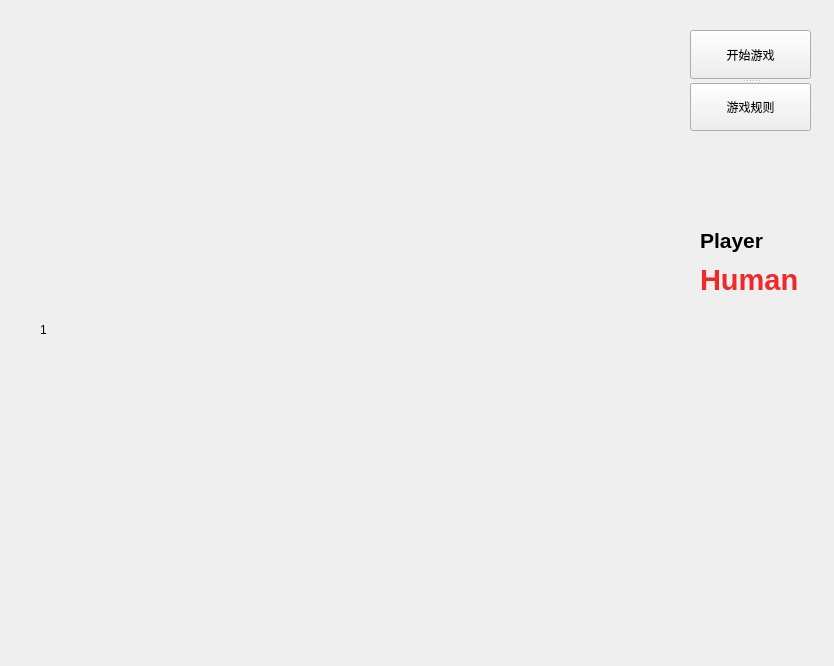
The window that src/robot_control/robot_moveit_control/scripts/UI/chessGameWindows.ui (Aki-zel/robot_arm_moveit) describes before a commit, drawn with Qt 5.
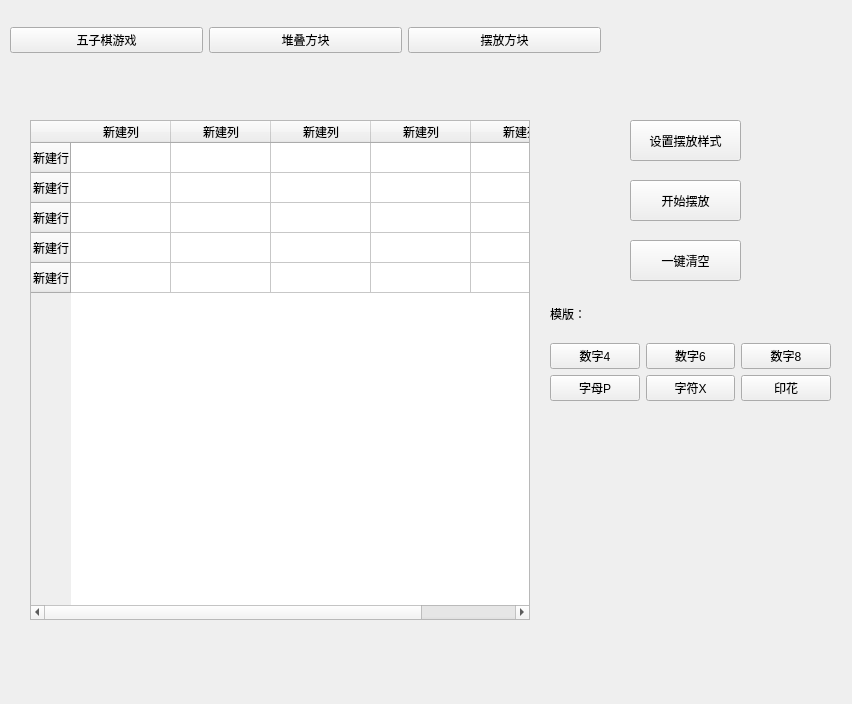
The same window after the commit. The open tabs and pages were chosen to show the change. Custom widgets are drawn as their Qt base class.

The edit to the form file:
```diff
--- a/src/robot_control/robot_moveit_control/scripts/UI/chessGameWindows.ui
+++ b/src/robot_control/robot_moveit_control/scripts/UI/chessGameWindows.ui
@@ -6,74 +6,485 @@
    <rect>
     <x>0</x>
     <y>0</y>
-    <width>834</width>
-    <height>666</height>
+    <width>852</width>
+    <height>704</height>
    </rect>
   </property>
   <property name="windowTitle">
    <string>Form</string>
   </property>
-  <widget class="ImageLabel" name="imageLabel">
+  <widget class="QStackedWidget" name="stackedWidget">
    <property name="geometry">
     <rect>
-     <x>40</x>
-     <y>30</y>
-     <width>600</width>
-     <height>600</height>
+     <x>10</x>
+     <y>50</y>
+     <width>881</width>
+     <height>641</height>
     </rect>
    </property>
-   <property name="text">
-    <string>1</string>
+   <property name="currentIndex">
+    <number>0</number>
    </property>
-  </widget>
-  <widget class="QSplitter" name="splitter_2">
-   <property name="geometry">
-    <rect>
-     <x>690</x>
-     <y>30</y>
-     <width>121</width>
-     <height>101</height>
-    </rect>
-   </property>
-   <property name="orientation">
-    <enum>Qt::Vertical</enum>
-   </property>
-   <widget class="PushButton" name="startButton">
-    <property name="text">
-     <string>开始游戏</string>
-    </property>
+   <widget class="QWidget" name="page">
+    <widget class="BodyLabel" name="label">
+     <property name="geometry">
+      <rect>
+       <x>670</x>
+       <y>220</y>
+       <width>71</width>
+       <height>41</height>
+      </rect>
+     </property>
+     <property name="text">
+      <string>&lt;html&gt;&lt;head/&gt;&lt;body&gt;&lt;p&gt;&lt;span style=&quot; font-size:16pt; font-weight:600;&quot;&gt;Player&lt;/span&gt;&lt;/p&gt;&lt;/body&gt;&lt;/html&gt;</string>
+     </property>
+    </widget>
+    <widget class="ImageLabel" name="imageLabel">
+     <property name="geometry">
+      <rect>
+       <x>10</x>
+       <y>30</y>
+       <width>600</width>
+       <height>600</height>
+      </rect>
+     </property>
+     <property name="text">
+      <string>1</string>
+     </property>
+    </widget>
+    <widget class="QSplitter" name="splitter_2">
+     <property name="geometry">
+      <rect>
+       <x>660</x>
+       <y>30</y>
+       <width>121</width>
+       <height>101</height>
+      </rect>
+     </property>
+     <property name="orientation">
+      <enum>Qt::Vertical</enum>
+     </property>
+     <widget class="PushButton" name="startButton">
+      <property name="text">
+       <string>开始游戏</string>
+      </property>
+     </widget>
+     <widget class="TransparentPushButton" name="ruleButton">
+      <property name="text">
+       <string>游戏规则</string>
+      </property>
+     </widget>
+    </widget>
+    <widget class="BodyLabel" name="playerName">
+     <property name="geometry">
+      <rect>
+       <x>670</x>
+       <y>260</y>
+       <width>101</width>
+       <height>41</height>
+      </rect>
+     </property>
+     <property name="text">
+      <string>&lt;html&gt;&lt;head/&gt;&lt;body&gt;&lt;p&gt;&lt;span style=&quot; font-size:22pt; font-weight:600; color:#ef2929;&quot;&gt;Human&lt;/span&gt;&lt;/p&gt;&lt;/body&gt;&lt;/html&gt;</string>
+     </property>
+    </widget>
+    <widget class="PushButton" name="stopbutton">
+     <property name="geometry">
+      <rect>
+       <x>660</x>
+       <y>140</y>
+       <width>121</width>
+       <height>49</height>
+      </rect>
+     </property>
+     <property name="text">
+      <string>结束游戏</string>
+     </property>
+    </widget>
    </widget>
-   <widget class="TransparentPushButton" name="ruleButton">
-    <property name="text">
-     <string>游戏规则</string>
-    </property>
+   <widget class="QWidget" name="page_2">
+    <widget class="QTableWidget" name="game2_table">
+     <property name="geometry">
+      <rect>
+       <x>20</x>
+       <y>70</y>
+       <width>500</width>
+       <height>500</height>
+      </rect>
+     </property>
+     <row>
+      <property name="text">
+       <string>新建行</string>
+      </property>
+     </row>
+     <row>
+      <property name="text">
+       <string>新建行</string>
+      </property>
+     </row>
+     <row>
+      <property name="text">
+       <string>新建行</string>
+      </property>
+     </row>
+     <row>
+      <property name="text">
+       <string>新建行</string>
+      </property>
+     </row>
+     <row>
+      <property name="text">
+       <string>新建行</string>
+      </property>
+     </row>
+     <column>
+      <property name="text">
+       <string>新建列</string>
+      </property>
+     </column>
+     <column>
+      <property name="text">
+       <string>新建列</string>
+      </property>
+     </column>
+     <column>
+      <property name="text">
+       <string>新建列</string>
+      </property>
+     </column>
+     <column>
+      <property name="text">
+       <string>新建列</string>
+      </property>
+     </column>
+     <column>
+      <property name="text">
+       <string>新建列</string>
+      </property>
+     </column>
+    </widget>
+    <widget class="PushButton" name="game2_setButton">
+     <property name="geometry">
+      <rect>
+       <x>620</x>
+       <y>70</y>
+       <width>111</width>
+       <height>41</height>
+      </rect>
+     </property>
+     <property name="text">
+      <string>设置堆叠样式</string>
+     </property>
+    </widget>
+    <widget class="PushButton" name="game2_setButton_2">
+     <property name="geometry">
+      <rect>
+       <x>620</x>
+       <y>130</y>
+       <width>111</width>
+       <height>41</height>
+      </rect>
+     </property>
+     <property name="text">
+      <string>开始堆叠</string>
+     </property>
+    </widget>
+    <widget class="QLabel" name="game2_imageBox">
+     <property name="geometry">
+      <rect>
+       <x>550</x>
+       <y>350</y>
+       <width>250</width>
+       <height>250</height>
+      </rect>
+     </property>
+     <property name="text">
+      <string/>
+     </property>
+    </widget>
+    <widget class="PushButton" name="game2_setButton_3">
+     <property name="geometry">
+      <rect>
+       <x>620</x>
+       <y>190</y>
+       <width>111</width>
+       <height>41</height>
+      </rect>
+     </property>
+     <property name="text">
+      <string>一键清空</string>
+     </property>
+    </widget>
+    <widget class="QWidget" name="">
+     <property name="geometry">
+      <rect>
+       <x>540</x>
+       <y>240</y>
+       <width>281</width>
+       <height>101</height>
+      </rect>
+     </property>
+     <layout class="QGridLayout" name="gridLayout_3">
+      <item row="0" column="0">
+       <widget class="BodyLabel" name="label_2">
+        <property name="text">
+         <string>模版：</string>
+        </property>
+       </widget>
+      </item>
+      <item row="1" column="0">
+       <widget class="PushButton" name="game2_put_Button_1">
+        <property name="text">
+         <string>模版1</string>
+        </property>
+       </widget>
+      </item>
+      <item row="1" column="1">
+       <widget class="PushButton" name="game2_put_Button_2">
+        <property name="text">
+         <string>模版2</string>
+        </property>
+       </widget>
+      </item>
+      <item row="1" column="2">
+       <widget class="PushButton" name="game2_put_Button_3">
+        <property name="text">
+         <string>模版3</string>
+        </property>
+       </widget>
+      </item>
+      <item row="2" column="0">
+       <widget class="PushButton" name="game2_put_Button_4">
+        <property name="text">
+         <string>模版4</string>
+        </property>
+       </widget>
+      </item>
+      <item row="2" column="1">
+       <widget class="PushButton" name="game2_put_Button_5">
+        <property name="text">
+         <string>模版5</string>
+        </property>
+       </widget>
+      </item>
+      <item row="2" column="2">
+       <widget class="PushButton" name="game2_put_Button_6">
+        <property name="text">
+         <string>模版6</string>
+        </property>
+       </widget>
+      </item>
+     </layout>
+    </widget>
    </widget>
+   <widget class="QWidget" name="page_3">
+    <widget class="PushButton" name="game3_setButton_2">
+     <property name="geometry">
+      <rect>
+       <x>620</x>
+       <y>130</y>
+       <width>111</width>
+       <height>41</height>
+      </rect>
+     </property>
+     <property name="text">
+      <string>开始摆放</string>
+     </property>
+    </widget>
+    <widget class="QLabel" name="game3_imageBox">
+     <property name="geometry">
+      <rect>
+       <x>560</x>
+       <y>360</y>
+       <width>250</width>
+       <height>250</height>
+      </rect>
+     </property>
+     <property name="text">
+      <string/>
+     </property>
+    </widget>
+    <widget class="PushButton" name="game3_setButton">
+     <property name="geometry">
+      <rect>
+       <x>620</x>
+       <y>70</y>
+       <width>111</width>
+       <height>41</height>
+      </rect>
+     </property>
+     <property name="text">
+      <string>设置摆放样式</string>
+     </property>
+    </widget>
+    <widget class="QTableWidget" name="game3_table">
+     <property name="geometry">
+      <rect>
+       <x>20</x>
+       <y>70</y>
+       <width>500</width>
+       <height>500</height>
+      </rect>
+     </property>
+     <row>
+      <property name="text">
+       <string>新建行</string>
+      </property>
+     </row>
+     <row>
+      <property name="text">
+       <string>新建行</string>
+      </property>
+     </row>
+     <row>
+      <property name="text">
+       <string>新建行</string>
+      </property>
+     </row>
+     <row>
+      <property name="text">
+       <string>新建行</string>
+      </property>
+     </row>
+     <row>
+      <property name="text">
+       <string>新建行</string>
+      </property>
+     </row>
+     <column>
+      <property name="text">
+       <string>新建列</string>
+      </property>
+     </column>
+     <column>
+      <property name="text">
+       <string>新建列</string>
+      </property>
+     </column>
+     <column>
+      <property name="text">
+       <string>新建列</string>
+      </property>
+     </column>
+     <column>
+      <property name="text">
+       <string>新建列</string>
+      </property>
+     </column>
+     <column>
+      <property name="text">
+       <string>新建列</string>
+      </property>
+     </column>
+    </widget>
+    <widget class="PushButton" name="game3_setButton_3">
+     <property name="geometry">
+      <rect>
+       <x>620</x>
+       <y>190</y>
+       <width>111</width>
+       <height>41</height>
+      </rect>
+     </property>
+     <property name="text">
+      <string>一键清空</string>
+     </property>
+    </widget>
+    <widget class="QWidget" name="layoutWidget_2">
+     <property name="geometry">
+      <rect>
+       <x>540</x>
+       <y>240</y>
+       <width>281</width>
+       <height>111</height>
+      </rect>
+     </property>
+     <layout class="QGridLayout" name="gridLayout_2">
+      <item row="1" column="1">
+       <widget class="PushButton" name="game3_numButton_2">
+        <property name="text">
+         <string>数字6</string>
+        </property>
+       </widget>
+      </item>
+      <item row="1" column="0">
+       <widget class="PushButton" name="game3_numButton_1">
+        <property name="text">
+         <string>数字4</string>
+        </property>
+       </widget>
+      </item>
+      <item row="3" column="1">
+       <widget class="PushButton" name="game3_numButton_5">
+        <property name="text">
+         <string>字符X</string>
+        </property>
+       </widget>
+      </item>
+      <item row="3" column="0">
+       <widget class="PushButton" name="game3_numButton_4">
+        <property name="text">
+         <string>字母P</string>
+        </property>
+       </widget>
+      </item>
+      <item row="1" column="2">
+       <widget class="PushButton" name="game3_numButton_3">
+        <property name="text">
+         <string>数字8</string>
+        </property>
+       </widget>
+      </item>
+      <item row="3" column="2">
+       <widget class="PushButton" name="game3_numButton_6">
+        <property name="text">
+         <string>印花</string>
+        </property>
+       </widget>
+      </item>
+      <item row="0" column="0">
+       <widget class="BodyLabel" name="label_3">
+        <property name="text">
+         <string>模版：</string>
+        </property>
+       </widget>
+      </item>
+     </layout>
+    </widget>
+   </widget>
   </widget>
-  <widget class="BodyLabel" name="label">
+  <widget class="QWidget" name="layoutWidget">
    <property name="geometry">
     <rect>
-     <x>700</x>
-     <y>220</y>
-     <width>71</width>
-     <height>41</height>
+     <x>10</x>
+     <y>10</y>
+     <width>591</width>
+     <height>61</height>
     </rect>
    </property>
-   <property name="text">
-    <string>&lt;html&gt;&lt;head/&gt;&lt;body&gt;&lt;p&gt;&lt;span style=&quot; font-size:16pt; font-weight:600;&quot;&gt;Player&lt;/span&gt;&lt;/p&gt;&lt;/body&gt;&lt;/html&gt;</string>
-   </property>
-  </widget>
-  <widget class="BodyLabel" name="playerName">
-   <property name="geometry">
-    <rect>
-     <x>700</x>
-     <y>260</y>
-     <width>101</width>
-     <height>41</height>
-    </rect>
-   </property>
-   <property name="text">
-    <string>&lt;html&gt;&lt;head/&gt;&lt;body&gt;&lt;p&gt;&lt;span style=&quot; font-size:22pt; font-weight:600; color:#ef2929;&quot;&gt;Human&lt;/span&gt;&lt;/p&gt;&lt;/body&gt;&lt;/html&gt;</string>
-   </property>
+   <layout class="QHBoxLayout" name="horizontalLayout">
+    <item>
+     <widget class="PrimaryPushButton" name="game_one_bt">
+      <property name="text">
+       <string>五子棋游戏</string>
+      </property>
+     </widget>
+    </item>
+    <item>
+     <widget class="PrimaryPushButton" name="game_two_bt">
+      <property name="text">
+       <string>堆叠方块</string>
+      </property>
+     </widget>
+    </item>
+    <item>
+     <widget class="PrimaryPushButton" name="game_three_bt">
+      <property name="text">
+       <string>摆放方块</string>
+      </property>
+     </widget>
+    </item>
+   </layout>
   </widget>
  </widget>
  <customwidgets>
@@ -97,6 +508,11 @@
    <extends>QLabel</extends>
    <header>qfluentwidgets</header>
   </customwidget>
+  <customwidget>
+   <class>PrimaryPushButton</class>
+   <extends>QPushButton</extends>
+   <header>qfluentwidgets</header>
+  </customwidget>
  </customwidgets>
  <resources/>
  <connections/>
```
